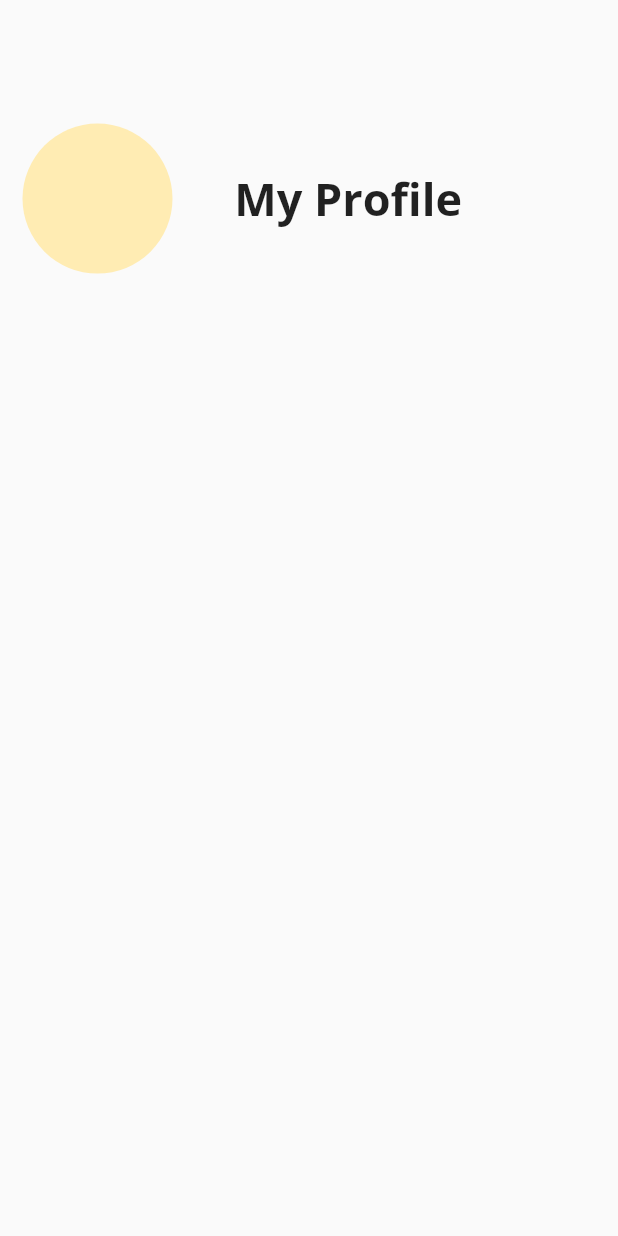
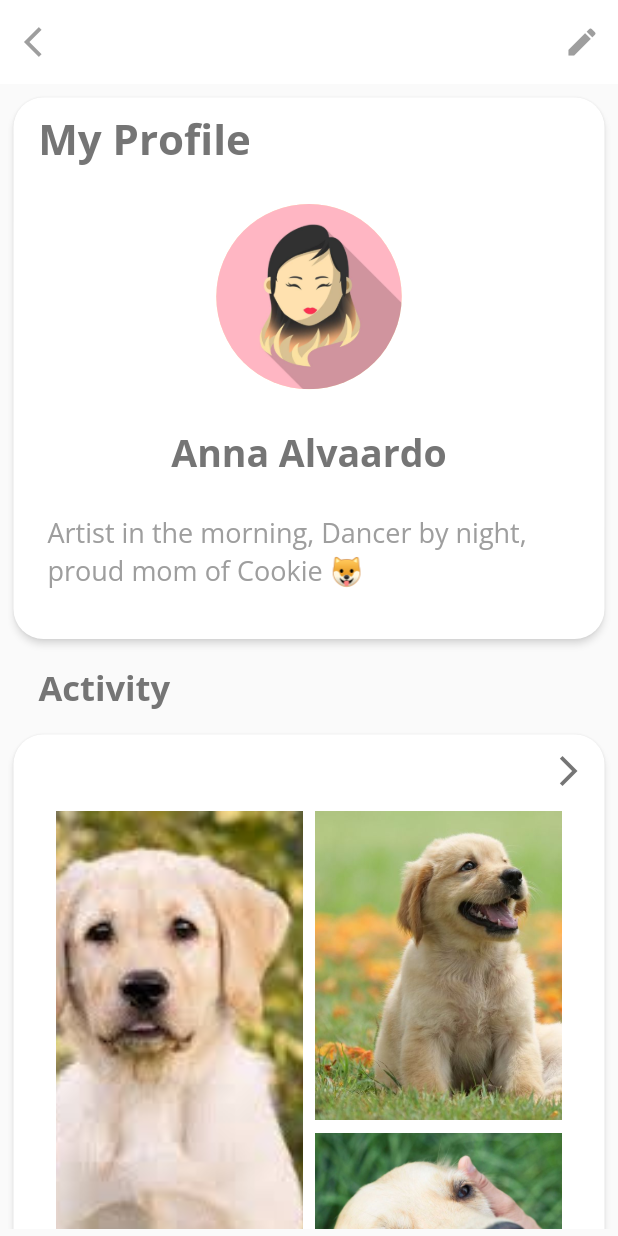
Before and after one commit to Sameerkash/Paw-InOut7, a Flutter app: the screen it shows once a user with an empty profile is signed in, on a phone screen of 412 x 824 dp. Run offline on Flutter 3.47's test engine with Material 2 defaults, Android fonts, the phone set to English and light mode, and no system bars; drawn by our look-alikes of auto_size_text, flutter_zoom_drawer; our stand-ins replace auto_route, cloud_firestore, dartz, firebase_auth, firebase_core, flutter_hooks and 7 more; accounts and stored records are empty; generated files the repository leaves out were written again; statements that could not run were skipped.

Commit message:
added profile page UI

```diff
--- a/lib/ui/profile/profile.view.dart
+++ b/lib/ui/profile/profile.view.dart
@@ -1,40 +1,195 @@
+import 'package:auto_size_text/auto_size_text.dart';
 import 'package:flutter/material.dart';
 import 'package:flutter_screenutil/flutter_screenutil.dart';
 import 'package:google_fonts/google_fonts.dart';
+import 'package:petme/widgets/image.dart';
 
 class ProfileView extends StatelessWidget {
   @override
   Widget build(BuildContext context) {
     return Scaffold(
-      body: SafeArea(
-        child: Padding(
-          padding: EdgeInsets.symmetric(vertical: 0.1.sh, horizontal: 15),
-          child: SingleChildScrollView(
-            child: Column(
-              mainAxisAlignment: MainAxisAlignment.center,
-              crossAxisAlignment: CrossAxisAlignment.center,
-              children: [
-                Row(
-                  // mainAxisAlignment: MainAxisAlignment.spaceAround,
-                  children: [
-                    CircleAvatar(
-                      radius: 50,
-                    ),
-                    SizedBox(
-                      width: 0.1.sw,
-                    ),
-                    Text(
-                      "My Profile",
-                      style: GoogleFonts.openSans(
-                          fontSize: 30, fontWeight: FontWeight.bold),
-                    ),
-                  ],
-                )
-              ],
+      appBar: AppBar(
+        leading: Icon(Icons.arrow_back_ios, color: Colors.grey),
+        elevation: 0,
+        backgroundColor: Colors.white,
+        actions: [
+          IconButton(
+            onPressed: () {},
+            icon: Icon(
+              Icons.edit,
+              color: Colors.grey,
             ),
+          )
+        ],
+      ),
+      body: Padding(
+        padding: const EdgeInsets.all(5.0),
+        child: SingleChildScrollView(
+          child: Column(
+            crossAxisAlignment: CrossAxisAlignment.start,
+            children: [
+              MyProfileCard(),
+              Container(
+                padding: EdgeInsets.symmetric(
+                    horizontal: 0.05.sw, vertical: 0.015.sh),
+                child: AutoSizeText(
+                  "Activity",
+                  style: GoogleFonts.openSans(
+                      fontSize: 23,
+                      fontWeight: FontWeight.bold,
+                      color: Colors.grey[600]),
+                ),
+              ),
+              ProfileImageCard(),
+              SizedBox(
+                height: 0.01.sh,
+              ),
+            ],
           ),
         ),
       ),
     );
   }
 }
+
+class ProfileImageCard extends StatelessWidget {
+  const ProfileImageCard({
+    Key key,
+  }) : super(key: key);
+
+  @override
+  Widget build(BuildContext context) {
+    return Card(
+      shadowColor: Colors.grey[50],
+      elevation: 2,
+      shape: RoundedRectangleBorder(borderRadius: BorderRadius.circular(20)),
+      color: Colors.white,
+      child: Column(
+        mainAxisAlignment: MainAxisAlignment.center,
+        crossAxisAlignment: CrossAxisAlignment.start,
+        children: [
+          Align(
+            alignment: Alignment.topRight,
+            child: IconButton(
+              onPressed: () {},
+              icon: Icon(
+                Icons.arrow_forward_ios,
+                color: Colors.grey[600],
+              ),
+            ),
+          ),
+          SizedBox(
+            height: 0.004.sh,
+          ),
+          Align(
+            alignment: Alignment.center,
+            child: Row(
+              mainAxisAlignment: MainAxisAlignment.center,
+              children: [
+                ProfileImageWidget(
+                  height: 0.51.sh,
+                  width: 0.4.sw,
+                  imageURl: 'assets/images/i2.jpeg',
+                ),
+                SizedBox(
+                  width: 0.02.sw,
+                ),
+                Column(
+                  children: [
+                    ProfileImageWidget(
+                      height: 0.25.sh,
+                      width: 0.4.sw,
+                      imageURl: 'assets/images/i1.jpg',
+                    ),
+                    SizedBox(
+                      height: 0.01.sh,
+                    ),
+                    ProfileImageWidget(
+                      height: 0.25.sh,
+                      width: 0.4.sw,
+                      imageURl: 'assets/images/i3.jpg',
+                    ),
+                  ],
+                ),
+              ],
+            ),
+          ),
+          SizedBox(
+            height: 0.004.sh,
+          ),
+        ],
+      ),
+    );
+  }
+}
+
+class MyProfileCard extends StatelessWidget {
+  const MyProfileCard({
+    Key key,
+  }) : super(key: key);
+
+  @override
+  Widget build(BuildContext context) {
+    return Card(
+      shadowColor: Colors.grey[50],
+      elevation: 2,
+      shape: RoundedRectangleBorder(borderRadius: BorderRadius.circular(20)),
+      color: Colors.white,
+      child: Padding(
+        padding: EdgeInsets.symmetric(vertical: 0.01.sh, horizontal: 0.04.sw),
+        child: Column(
+          mainAxisAlignment: MainAxisAlignment.center,
+          crossAxisAlignment: CrossAxisAlignment.start,
+          children: [
+            Text(
+              "My Profile",
+              style: GoogleFonts.openSans(
+                  fontSize: 28,
+                  fontWeight: FontWeight.bold,
+                  color: Colors.grey[600]),
+            ),
+            SizedBox(
+              height: .03.sh,
+            ),
+            Align(
+              alignment: Alignment.center,
+              child: Column(
+                children: [
+                  CircleAvatar(
+                    radius: 0.075.sh,
+                    backgroundImage: AssetImage('assets/images/p1.jpg'),
+                  ),
+                  SizedBox(
+                    height: .03.sh,
+                  ),
+                  Text(
+                    "Anna Alvaardo",
+                    style: GoogleFonts.openSans(
+                        fontSize: 25,
+                        fontWeight: FontWeight.bold,
+                        color: Colors.grey[600]),
+                  ),
+                  SizedBox(
+                    height: .03.sh,
+                  ),
+                  Container(
+                    padding: EdgeInsets.symmetric(horizontal: 0.015.sw),
+                    child: Text(
+                      "Artist in the morning, Dancer by night, proud mom of Cookie 🐶",
+                      style: GoogleFonts.openSans(
+                          fontSize: 18, color: Colors.grey[500]),
+                    ),
+                  ),
+                  SizedBox(
+                    height: .03.sh,
+                  ),
+                ],
+              ),
+            )
+          ],
+        ),
+      ),
+      //   ),
+    );
+  }
+}
--- /dev/null
+++ b/lib/widgets/image.dart
@@ -0,0 +1,29 @@
+
+import 'package:flutter/material.dart';
+
+class ProfileImageWidget extends StatelessWidget {
+  final String imageURl;
+  final double height;
+  final double width;
+  const ProfileImageWidget({
+    Key key,
+    this.imageURl,
+    this.height,
+    this.width,
+  }) : super(key: key);
+
+  @override
+  Widget build(BuildContext context) {
+    return Container(
+      decoration: BoxDecoration(
+        borderRadius: BorderRadius.circular(10),
+      ),
+      height: height,
+      width: width,
+      child: Image(
+        image: AssetImage(imageURl),
+        fit: BoxFit.cover,
+      ),
+    );
+  }
+}
```
Also changed, not shown: assets/images/i1.jpg (added), assets/images/i2.jpeg (added), assets/images/i3.jpg (added), assets/images/p1.jpg (added).
